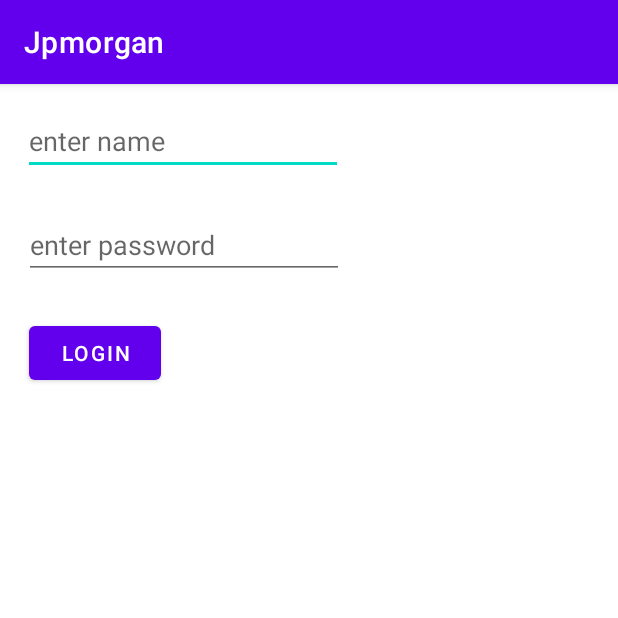
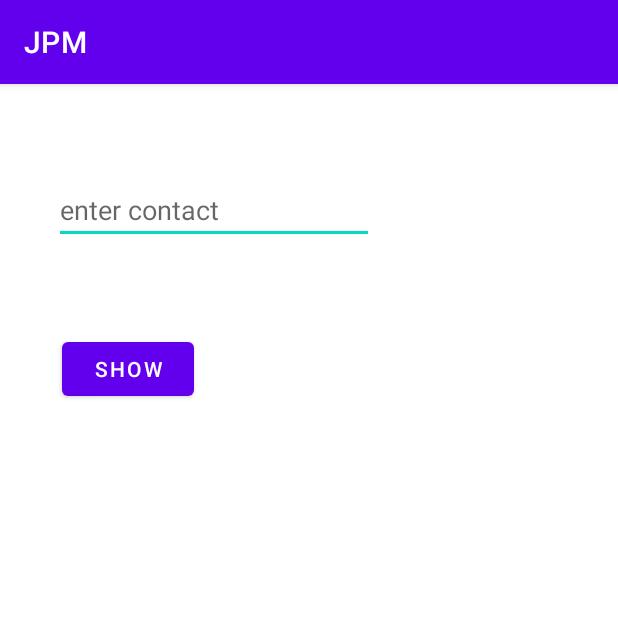
Before and after one commit to abdultanveer/Jpmorgan, an Android app: the screen it shows after launch (MainActivity before the commit, HomeActivity after it), on a phone screen of 412 x 824 dp, the top half of it. Run offline under Robolectric (Android 15) with nearby library versions, the phone set to English and light mode, and no system bars.

Commit message:
button click - java

```diff
--- a/app/src/main/AndroidManifest.xml
+++ b/app/src/main/AndroidManifest.xml
@@ -12,7 +12,7 @@
         android:theme="@style/Theme.Jpmorgan"
         tools:targetApi="31">
         <activity
-            android:name=".MainActivity"
+            android:name=".HomeActivity"
             android:exported="true">
             <intent-filter>
                 <action android:name="android.intent.action.MAIN" />
@@ -20,6 +20,11 @@
                 <category android:name="android.intent.category.LAUNCHER" />
             </intent-filter>
         </activity>
+        <activity
+            android:name=".MainActivity"
+            android:exported="true">
+
+        </activity>
     </application>
 
 </manifest>
--- /dev/null
+++ b/app/src/main/java/com/example/jpmorgan/HomeActivity.java
@@ -0,0 +1,20 @@
+package com.example.jpmorgan;
+
+import androidx.appcompat.app.AppCompatActivity;
+
+import android.os.Bundle;
+import android.view.View;
+import android.widget.Toast;
+
+public class HomeActivity extends AppCompatActivity {
+
+    @Override
+    protected void onCreate(Bundle savedInstanceState) {
+        super.onCreate(savedInstanceState);
+        setContentView(R.layout.activity_home);
+    }
+
+    public void showContact(View view) {
+        Toast.makeText(this, "show contact", Toast.LENGTH_SHORT).show();
+    }
+}
--- /dev/null
+++ b/app/src/main/res/layout/activity_home.xml
@@ -0,0 +1,32 @@
+<?xml version="1.0" encoding="utf-8"?>
+<androidx.constraintlayout.widget.ConstraintLayout xmlns:android="http://schemas.android.com/apk/res/android"
+    xmlns:app="http://schemas.android.com/apk/res-auto"
+    xmlns:tools="http://schemas.android.com/tools"
+    android:layout_width="match_parent"
+    android:layout_height="match_parent"
+    tools:context=".HomeActivity">
+
+
+    <EditText
+        android:id="@+id/editTextTextPersonName2"
+        android:layout_width="wrap_content"
+        android:layout_height="wrap_content"
+        android:layout_marginStart="36dp"
+        android:layout_marginTop="61dp"
+        android:ems="10"
+        android:hint="enter contact"
+        android:inputType="textPersonName"
+        app:layout_constraintStart_toStartOf="parent"
+        app:layout_constraintTop_toTopOf="parent" />
+
+    <Button
+        android:id="@+id/button2"
+        android:layout_width="wrap_content"
+        android:layout_height="wrap_content"
+        android:layout_marginStart="41dp"
+        android:layout_marginTop="166dp"
+        android:onClick="showContact"
+        android:text="show"
+        app:layout_constraintStart_toStartOf="parent"
+        app:layout_constraintTop_toTopOf="parent" />
+</androidx.constraintlayout.widget.ConstraintLayout>
--- a/app/src/main/res/values/strings.xml
+++ b/app/src/main/res/values/strings.xml
@@ -1,3 +1,3 @@
 <resources>
-    <string name="app_name">Jpmorgan</string>
+    <string name="app_name">JPM</string>
 </resources>
```
